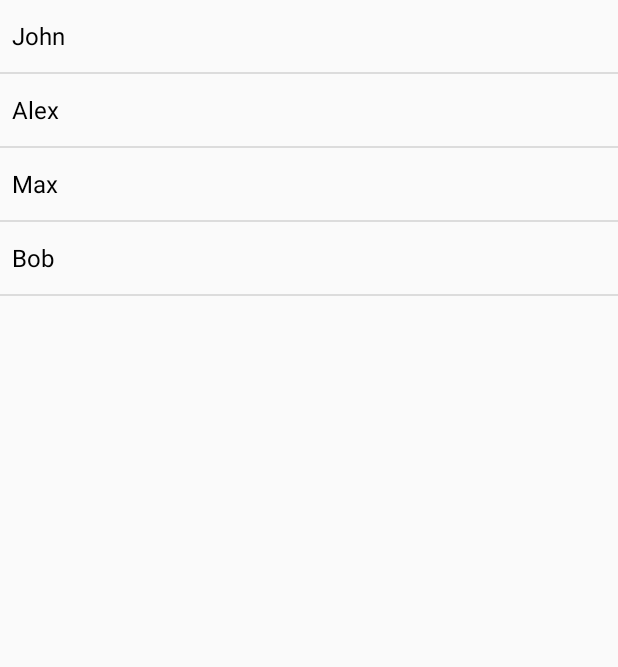
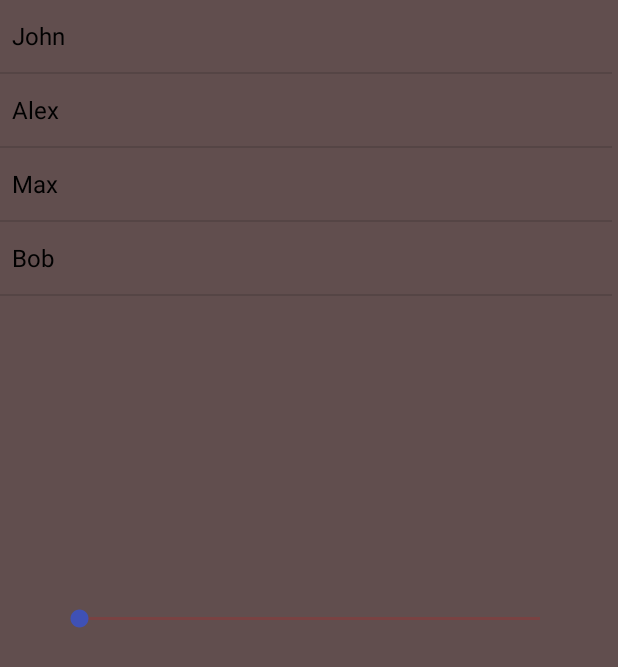
Before and after one commit to breakspawn/Autoriz, an Android app: the Empty screen opened directly, with no data from a screen before it, after a tap on "John", on a phone screen of 412 x 824 dp. Shown: the top 667 px of the screen. Run offline under Robolectric (Android 15) with nearby library versions, the phone set to English and light mode, and no system bars; Roboto replaces fonts that are not available here.

Commit message:
'исправлено'

```diff
--- a/app/src/main/java/com/example/autoriz/Empty.java
+++ b/app/src/main/java/com/example/autoriz/Empty.java
@@ -1,4 +1,3 @@
-
 package com.example.autoriz;
 
 
@@ -7,12 +6,14 @@ import android.view.View;
 import android.widget.AdapterView;
 import android.widget.ArrayAdapter;
 import android.widget.ListView;
+import android.widget.SeekBar;
 import android.widget.Toast;
 
 import androidx.appcompat.app.AppCompatActivity;
 
 public class Empty extends AppCompatActivity {
 
+    private SeekBar seek;
     private ListView list;
     private String[] names = new String[] {"John", "Alex", "Max", "Bob"};
 
@@ -24,6 +25,7 @@ public class Empty extends AppCompatActivity {
         list = (ListView) findViewById(R.id.activ);
         ArrayAdapter<String> adapter = new ArrayAdapter<String> (this, R.layout.support_simple_spinner_dropdown_item, names);
         list.setAdapter(adapter);
+        seek = (SeekBar)findViewById(R.id.seekBar);
 
         list.setOnItemClickListener(
                 new AdapterView.OnItemClickListener() {
@@ -32,7 +34,8 @@ public class Empty extends AppCompatActivity {
                         String id = Long.toString(list.getItemIdAtPosition(i));
                         String name = (String) list.getItemAtPosition(i);
 
-                        Toast.makeText(Empty.this, "В списке: " + Integer.toString(i+1) + "\n ID элемента: " + id + "\n Имя: " + name,
+                        Toast.makeText(Empty.this, "В списке: " + Integer.toString(i+1) + "\n ID элемента: " + id + "\n Имя: " + name
+                                        + ", прогресс" + seek.getProgress(),
                                 Toast.LENGTH_LONG
                         ).show();
                     }
--- a/app/src/main/res/layout/activity_empty.xml
+++ b/app/src/main/res/layout/activity_empty.xml
@@ -6,12 +6,34 @@
     android:id="@+id/emp"
     android:layout_width="match_parent"
     android:layout_height="match_parent"
+    android:background="#685454"
+    android:backgroundTint="#614E4E"
     tools:context=".Empty">
+
     <ListView
-        android:layout_width="match_parent"
-        android:layout_height="match_parent"
-        android:id="@+id/activ">
+        android:id="@+id/activ"
+        android:layout_width="408dp"
+        android:layout_height="310dp"
+        android:backgroundTint="#FFFFFF"
+        tools:layout_editor_absoluteX="0dp"
+        tools:layout_editor_absoluteY="0dp" />
 
-    </ListView>
+    <SeekBar
+        android:id="@+id/seekBar"
+        android:layout_width="339dp"
+        android:layout_height="26dp"
+        android:backgroundTint="#706161"
+        android:foregroundTint="#631515"
+        android:indeterminateTint="#CFA0A0"
+        android:progressBackgroundTint="#BC1F1F"
+        android:progressTint="#FFFFFF"
+        android:secondaryProgressTint="#803A3A"
+        android:thumbTint="#3F51B5"
+        app:layout_constraintBottom_toBottomOf="parent"
+        app:layout_constraintEnd_toEndOf="parent"
+        app:layout_constraintHorizontal_bias="0.5"
+        app:layout_constraintStart_toStartOf="parent"
+        app:layout_constraintTop_toTopOf="parent"
+        app:tickMarkTint="#5C2222" />
 
 </androidx.constraintlayout.widget.ConstraintLayout>
```
